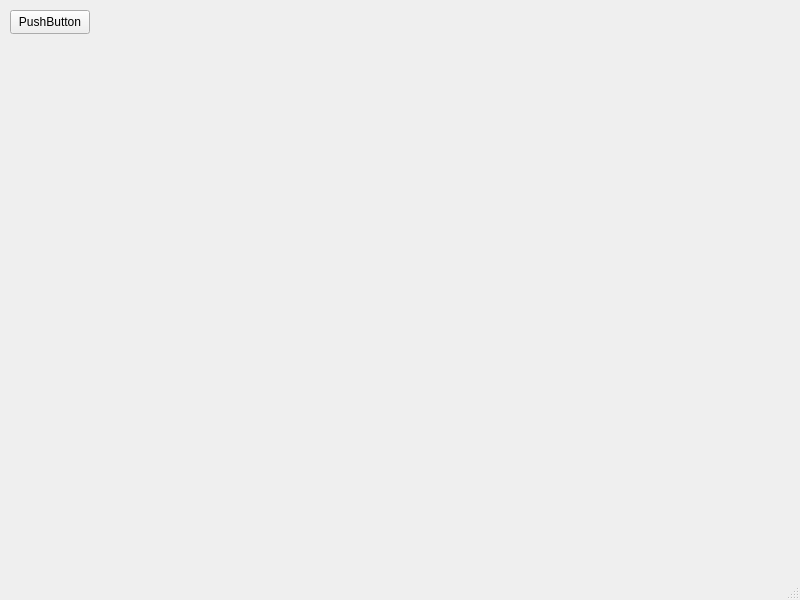
Old version of the form demo01/mainwindow.ui in the repository lws597/fucking-macqt.
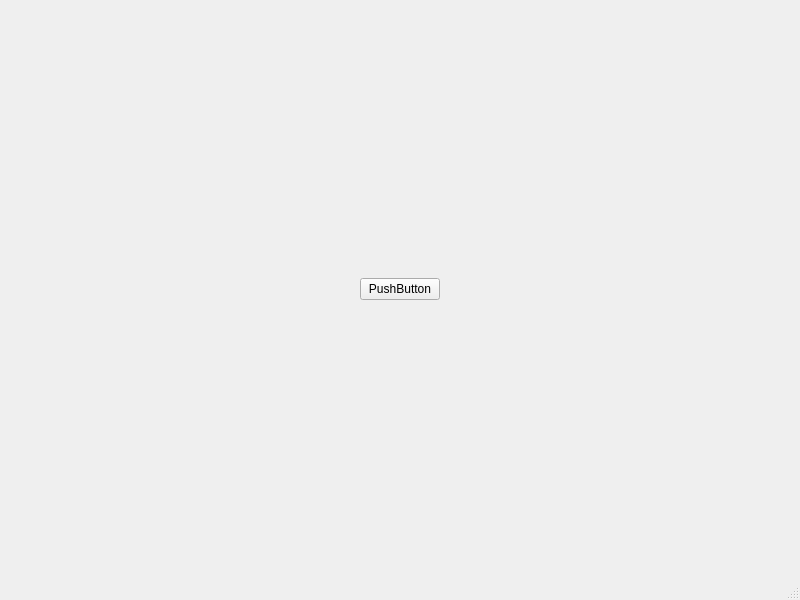
New version of the form.

```diff
--- a/demo01/mainwindow.ui
+++ b/demo01/mainwindow.ui
@@ -14,22 +14,75 @@
    <string>MainWindow</string>
   </property>
   <widget class="QWidget" name="centralwidget">
-   <widget class="QPushButton" name="pushButton">
-    <property name="geometry">
-     <rect>
-      <x>10</x>
-      <y>10</y>
-      <width>80</width>
-      <height>24</height>
-     </rect>
-    </property>
-    <property name="text">
-     <string>PushButton</string>
-    </property>
-    <property name="autoDefault">
-     <bool>true</bool>
-    </property>
-   </widget>
+   <layout class="QHBoxLayout" name="horizontalLayout_3">
+    <item>
+     <layout class="QHBoxLayout" name="horizontalLayout_2">
+      <item>
+       <spacer name="horizontalSpacer">
+        <property name="orientation">
+         <enum>Qt::Horizontal</enum>
+        </property>
+        <property name="sizeHint" stdset="0">
+         <size>
+          <width>40</width>
+          <height>20</height>
+         </size>
+        </property>
+       </spacer>
+      </item>
+      <item>
+       <layout class="QVBoxLayout" name="verticalLayout_2">
+        <item>
+         <spacer name="verticalSpacer">
+          <property name="orientation">
+           <enum>Qt::Vertical</enum>
+          </property>
+          <property name="sizeHint" stdset="0">
+           <size>
+            <width>20</width>
+            <height>40</height>
+           </size>
+          </property>
+         </spacer>
+        </item>
+        <item>
+         <widget class="QPushButton" name="pushButton">
+          <property name="text">
+           <string>PushButton</string>
+          </property>
+         </widget>
+        </item>
+        <item>
+         <spacer name="verticalSpacer_2">
+          <property name="orientation">
+           <enum>Qt::Vertical</enum>
+          </property>
+          <property name="sizeHint" stdset="0">
+           <size>
+            <width>20</width>
+            <height>40</height>
+           </size>
+          </property>
+         </spacer>
+        </item>
+       </layout>
+      </item>
+      <item>
+       <spacer name="horizontalSpacer_2">
+        <property name="orientation">
+         <enum>Qt::Horizontal</enum>
+        </property>
+        <property name="sizeHint" stdset="0">
+         <size>
+          <width>40</width>
+          <height>20</height>
+         </size>
+        </property>
+       </spacer>
+      </item>
+     </layout>
+    </item>
+   </layout>
   </widget>
   <widget class="QMenuBar" name="menubar">
    <property name="geometry">
```
